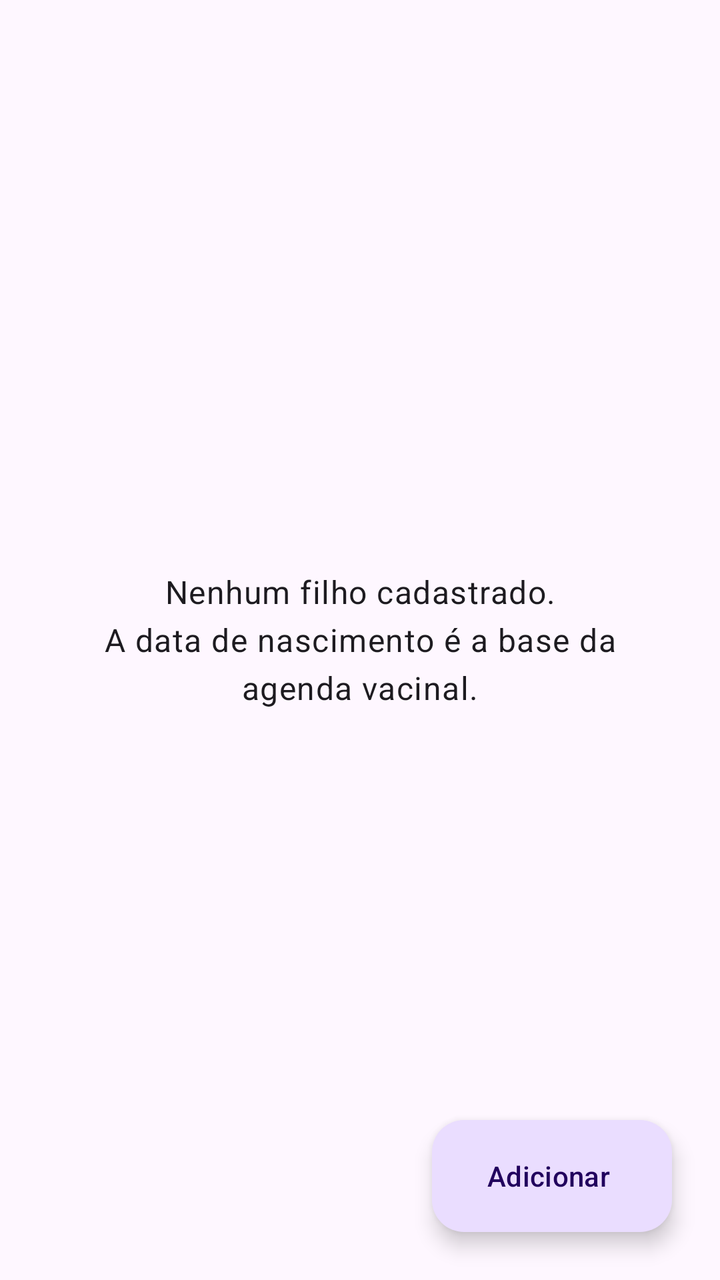
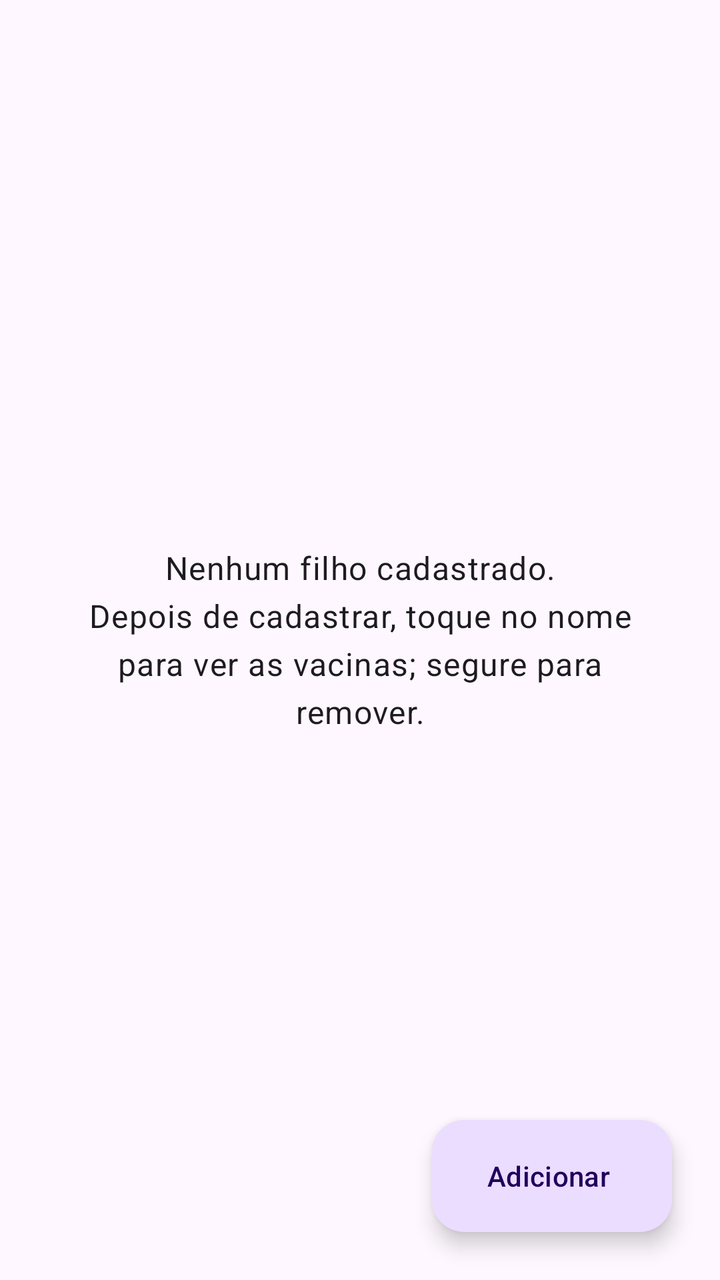

An Android layout rendered at two revisions. The XML below is the earlier revision; the diff shows what the commit changed to produce the second picture.
<!-- AndroidManifest.xml: application theme Theme.AppFamilia -->
<!-- res/layout/activity_dependentes.xml -->
<?xml version="1.0" encoding="utf-8"?>
<FrameLayout xmlns:android="http://schemas.android.com/apk/res/android"
    android:layout_width="match_parent"
    android:layout_height="match_parent">

    <androidx.recyclerview.widget.RecyclerView
        android:id="@+id/lista"
        android:layout_width="match_parent"
        android:layout_height="match_parent"
        android:clipToPadding="false"
        android:paddingBottom="96dp" />

    <TextView
        android:id="@+id/texto_vazio"
        android:layout_width="match_parent"
        android:layout_height="wrap_content"
        android:layout_gravity="center"
        android:gravity="center"
        android:padding="32dp"
        android:text="Nenhum filho cadastrado.\nA data de nascimento é a base da agenda vacinal."
        android:textAppearance="?attr/textAppearanceBodyLarge" />

    <com.google.android.material.floatingactionbutton.ExtendedFloatingActionButton
        android:id="@+id/botao_adicionar"
        android:layout_width="wrap_content"
        android:layout_height="wrap_content"
        android:layout_gravity="bottom|end"
        android:layout_margin="24dp"
        android:text="Adicionar" />
</FrameLayout>
<!-- resources referenced by this layout -->
<resources>
  <style name="Theme.AppFamilia" parent="Theme.Material3.DayNight" />
</resources>

<!-- the commit's change to res/layout/activity_dependentes.xml (unified diff, before → after) -->
@@ -17,7 +17,7 @@
         android:layout_gravity="center"
         android:gravity="center"
         android:padding="32dp"
-        android:text="Nenhum filho cadastrado.\nA data de nascimento é a base da agenda vacinal."
+        android:text="Nenhum filho cadastrado.\nDepois de cadastrar, toque no nome para ver as vacinas; segure para remover."
         android:textAppearance="?attr/textAppearanceBodyLarge" />
 
     <com.google.android.material.floatingactionbutton.ExtendedFloatingActionButton
